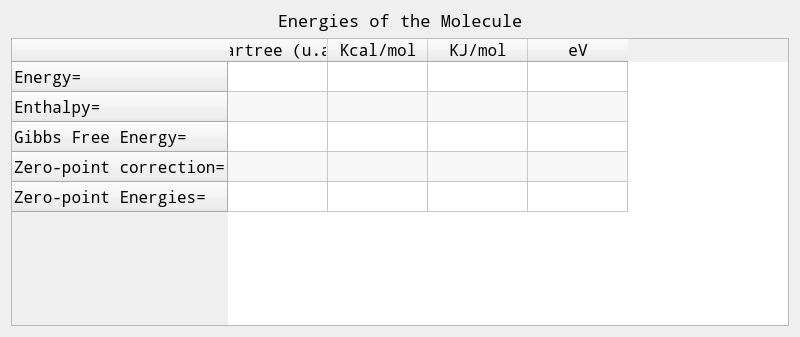
Above: ui/ui_energy.ui from moaz-elesawey/gaussian-spectrum-analyzer before the change. Below: the same form after it.
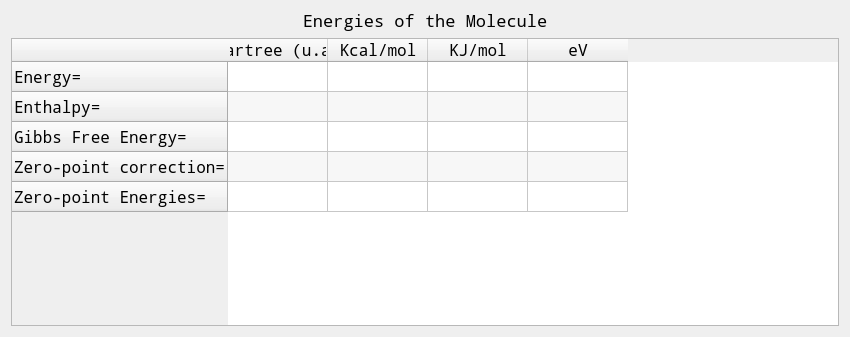
That is the form after the change.

The edit to the form file:
```diff
--- a/ui/ui_energy.ui
+++ b/ui/ui_energy.ui
@@ -6,7 +6,7 @@
    <rect>
     <x>0</x>
     <y>0</y>
-    <width>800</width>
+    <width>850</width>
     <height>337</height>
    </rect>
   </property>
```
